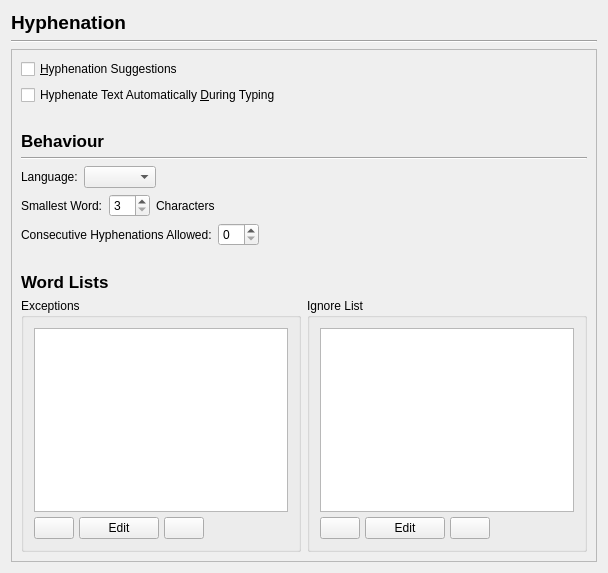
This is scribus/ui/prefs_hyphenatorbase.ui in scribusproject/scribus as Qt 5 draws it before an edit. The edited form follows.
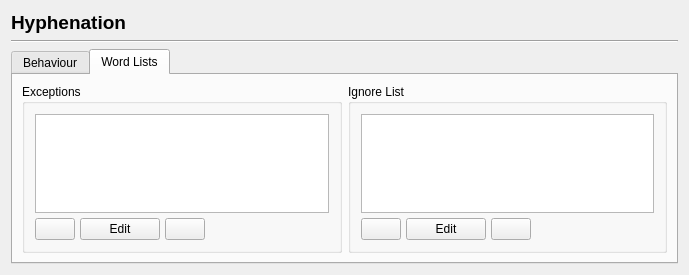
This is the edited form. The open tabs and pages were chosen to show the change.

Commit message: Reduce prefs window size to allow use on small screens.. with window decoration on OSX.. v=524px

```diff
--- a/scribus/ui/prefs_hyphenatorbase.ui
+++ b/scribus/ui/prefs_hyphenatorbase.ui
@@ -6,8 +6,8 @@
    <rect>
     <x>0</x>
     <y>0</y>
-    <width>608</width>
-    <height>573</height>
+    <width>689</width>
+    <height>275</height>
    </rect>
   </property>
   <property name="windowTitle">
@@ -36,19 +36,14 @@
     </widget>
    </item>
    <item>
-    <widget class="QScrollArea" name="scrollArea">
-     <property name="widgetResizable">
-      <bool>true</bool>
+    <widget class="QTabWidget" name="tabWidget">
+     <property name="currentIndex">
+      <number>0</number>
      </property>
-     <widget class="QWidget" name="scrollAreaWidgetContents">
-      <property name="geometry">
-       <rect>
-        <x>0</x>
-        <y>0</y>
-        <width>580</width>
-        <height>503</height>
-       </rect>
-      </property>
+     <widget class="QWidget" name="tab">
+      <attribute name="title">
+       <string>Behaviour</string>
+      </attribute>
       <layout class="QVBoxLayout" name="verticalLayout_2">
        <item>
         <widget class="QCheckBox" name="hyphSuggestionsCheckBox">
@@ -70,43 +65,6 @@
          </property>
         </widget>
        </item>
-       <item>
-        <spacer name="verticalSpacer_3">
-         <property name="orientation">
-          <enum>Qt::Vertical</enum>
-         </property>
-         <property name="sizeType">
-          <enum>QSizePolicy::Fixed</enum>
-         </property>
-         <property name="sizeHint" stdset="0">
-          <size>
-           <width>20</width>
-           <height>20</height>
-          </size>
-         </property>
-        </spacer>
-       </item>
-       <item>
-        <widget class="QLabel" name="behaviourTitle">
-         <property name="font">
-          <font>
-           <pointsize>13</pointsize>
-           <weight>75</weight>
-           <bold>true</bold>
-          </font>
-         </property>
-         <property name="text">
-          <string>Behaviour</string>
-         </property>
-        </widget>
-       </item>
-       <item>
-        <widget class="Line" name="line_2">
-         <property name="orientation">
-          <enum>Qt::Horizontal</enum>
-         </property>
-        </widget>
-       </item>
        <item>
         <layout class="QHBoxLayout" name="horizontalLayout">
          <item>
@@ -235,7 +193,7 @@
           <enum>Qt::Vertical</enum>
          </property>
          <property name="sizeType">
-          <enum>QSizePolicy::Fixed</enum>
+          <enum>QSizePolicy::Expanding</enum>
          </property>
          <property name="sizeHint" stdset="0">
           <size>
@@ -245,20 +203,13 @@
          </property>
         </spacer>
        </item>
-       <item>
-        <widget class="QLabel" name="behaviourTitle_2">
-         <property name="font">
-          <font>
-           <pointsize>13</pointsize>
-           <weight>75</weight>
-           <bold>true</bold>
-          </font>
-         </property>
-         <property name="text">
-          <string>Word Lists</string>
-         </property>
-        </widget>
-       </item>
+      </layout>
+     </widget>
+     <widget class="QWidget" name="tab_2">
+      <attribute name="title">
+       <string>Word Lists</string>
+      </attribute>
+      <layout class="QVBoxLayout" name="verticalLayout_3">
        <item>
         <layout class="QHBoxLayout" name="horizontalLayout_2">
          <item>
@@ -266,7 +217,7 @@
            <property name="title">
             <string>Exceptions</string>
            </property>
-           <layout class="QGridLayout">
+           <layout class="QGridLayout" name="_2">
             <property name="margin">
              <number>10</number>
             </property>
@@ -318,7 +269,7 @@
            <property name="title">
             <string>Ignore List</string>
            </property>
-           <layout class="QGridLayout" name="_2">
+           <layout class="QGridLayout" name="_3">
             <property name="margin">
              <number>10</number>
             </property>
```
Left out of the diff: 2 changed lines with no effect on the pictures. The commit also changes 12 other files.
